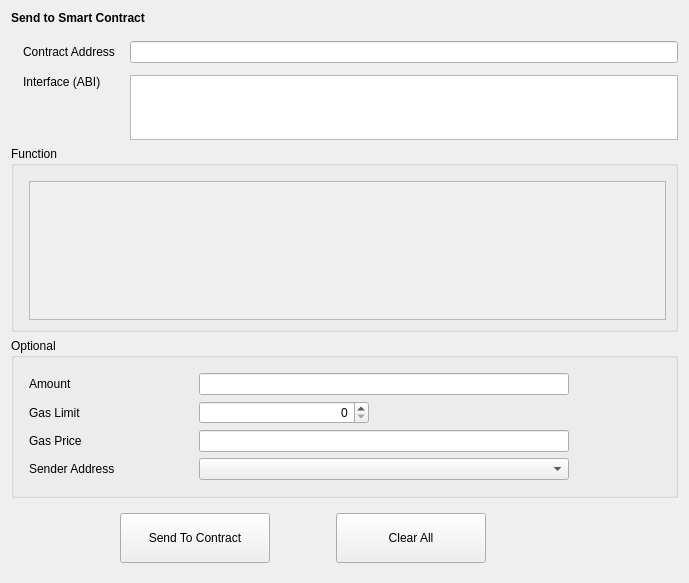
Before: the Qt Designer form src/qt/forms/sendtocontract.ui in shaileshnift/UIDD, drawn with Qt 5.
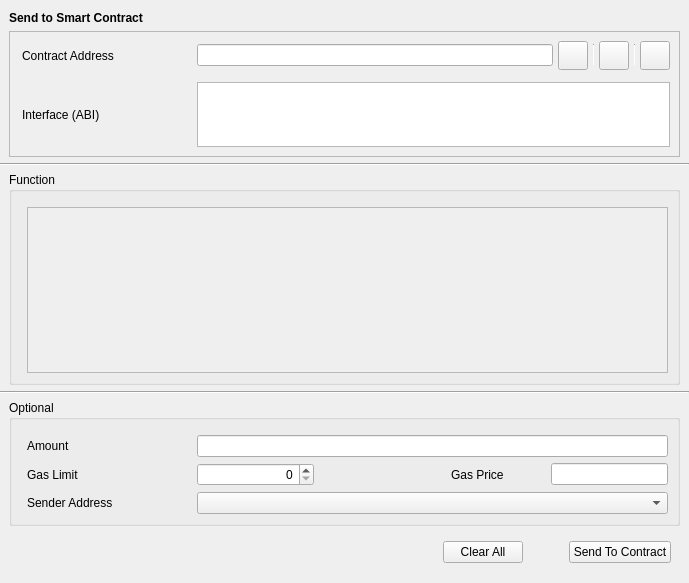
After: the same form once the commit is applied. Custom widgets are drawn as their Qt base class.

Diff of the .ui file:
```diff
--- a/src/qt/forms/sendtocontract.ui
+++ b/src/qt/forms/sendtocontract.ui
@@ -14,6 +14,12 @@
    <string>Form</string>
   </property>
   <layout class="QVBoxLayout" name="verticalLayout">
+   <property name="leftMargin">
+    <number>0</number>
+   </property>
+   <property name="rightMargin">
+    <number>0</number>
+   </property>
    <item>
     <widget class="QStackedWidget" name="stackedWidget">
      <property name="currentIndex">
@@ -34,6 +40,14 @@
         <number>0</number>
        </property>
        <item>
+        <layout class="QVBoxLayout" name="verticalLayout_5">
+         <property name="leftMargin">
+          <number>9</number>
+         </property>
+         <property name="rightMargin">
+          <number>9</number>
+         </property>
+         <item>
         <widget class="QLabel" name="labelTitle">
          <property name="font">
           <font>
@@ -47,42 +61,40 @@
         </widget>
        </item>
        <item>
-        <spacer name="verticalSpacer_4">
-         <property name="orientation">
-          <enum>Qt::Vertical</enum>
-         </property>
-         <property name="sizeType">
-          <enum>QSizePolicy::Fixed</enum>
-         </property>
-         <property name="sizeHint" stdset="0">
-          <size>
-           <width>20</width>
-           <height>10</height>
-          </size>
-         </property>
-        </spacer>
-       </item>
+          <widget class="QFrame" name="frameContract">
+           <property name="sizePolicy">
+            <sizepolicy hsizetype="Preferred" vsizetype="Fixed">
+             <horstretch>0</horstretch>
+             <verstretch>0</verstretch>
+            </sizepolicy>
+           </property>
+           <property name="frameShape">
+            <enum>QFrame::StyledPanel</enum>
+           </property>
+           <property name="frameShadow">
+            <enum>QFrame::Raised</enum>
+           </property>
+           <layout class="QVBoxLayout" name="verticalLayout_2">
+            <property name="leftMargin">
+             <number>0</number>
+            </property>
+            <property name="rightMargin">
+             <number>0</number>
+            </property>
        <item>
         <layout class="QGridLayout" name="gridLayout">
          <property name="leftMargin">
           <number>12</number>
          </property>
+              <property name="rightMargin">
+               <number>9</number>
+              </property>
          <property name="horizontalSpacing">
           <number>15</number>
          </property>
          <property name="verticalSpacing">
           <number>12</number>
          </property>
-         <item row="0" column="2">
-          <widget class="QValidatedLineEdit" name="lineEditContractAddress"/>
-         </item>
-         <item row="0" column="0">
-          <widget class="QLabel" name="labelContractAddress">
-           <property name="text">
-            <string>Contract Address</string>
-           </property>
-          </widget>
-         </item>
          <item row="1" column="2">
           <widget class="QValidatedTextEdit" name="textEditInterface">
            <property name="sizePolicy">
@@ -102,8 +114,100 @@
            </property>
           </widget>
          </item>
-         <item row="1" column="0" alignment="Qt::AlignTop">
+              <item row="0" column="2">
+               <layout class="QHBoxLayout" name="horizontalLayout_2">
+                <property name="spacing">
+                 <number>5</number>
+                </property>
+                <item>
+                 <widget class="QValidatedLineEdit" name="lineEditContractAddress"/>
+                </item>
+                <item>
+                 <widget class="QToolButton" name="loadInfoButton">
+                  <property name="toolTip">
+                   <string>Choose from contract book page</string>
+                  </property>
+                  <property name="text">
+                   <string/>
+                  </property>
+                  <property name="iconSize">
+                   <size>
+                    <width>22</width>
+                    <height>22</height>
+                   </size>
+                  </property>
+                 </widget>
+                </item>
+                <item>
+                 <widget class="Line" name="vLine">
+                  <property name="maximumSize">
+                   <size>
+                    <width>1</width>
+                    <height>22</height>
+                   </size>
+                  </property>
+                  <property name="orientation">
+                   <enum>Qt::Vertical</enum>
+                  </property>
+                 </widget>
+                </item>
+                <item>
+                 <widget class="QToolButton" name="pasteAddressButton">
+                  <property name="toolTip">
+                   <string>Paste contract address from clipboard</string>
+                  </property>
+                  <property name="text">
+                   <string/>
+                  </property>
+                  <property name="iconSize">
+                   <size>
+                    <width>22</width>
+                    <height>22</height>
+                   </size>
+                  </property>
+                 </widget>
+                </item>
+                <item>
+                 <widget class="Line" name="vLine2">
+                  <property name="maximumSize">
+                   <size>
+                    <width>1</width>
+                    <height>22</height>
+                   </size>
+                  </property>
+                  <property name="orientation">
+                   <enum>Qt::Vertical</enum>
+                  </property>
+                 </widget>
+                </item>
+                <item>
+                 <widget class="QToolButton" name="saveInfoButton">
+                  <property name="toolTip">
+                   <string>Save contract info</string>
+                  </property>
+                  <property name="text">
+                   <string/>
+                  </property>
+                  <property name="iconSize">
+                   <size>
+                    <width>22</width>
+                    <height>22</height>
+                   </size>
+                  </property>
+                 </widget>
+                </item>
+               </layout>
+              </item>
+              <item row="1" column="0">
+               <layout class="QVBoxLayout" name="verticalLayout_8">
+                <item>
           <widget class="QLabel" name="labelInterface">
+                  <property name="minimumSize">
+                   <size>
+                    <width>160</width>
+                    <height>0</height>
+                   </size>
+                  </property>
            <property name="text">
             <string>Interface (ABI)</string>
            </property>
@@ -111,6 +215,45 @@
          </item>
         </layout>
        </item>
+              <item row="0" column="0">
+               <layout class="QVBoxLayout" name="verticalLayout_9">
+                <item>
+                 <widget class="QLabel" name="labelContractAddress">
+                  <property name="minimumSize">
+                   <size>
+                    <width>160</width>
+                    <height>0</height>
+                   </size>
+                  </property>
+                  <property name="text">
+                   <string>Contract Address</string>
+                  </property>
+                 </widget>
+                </item>
+               </layout>
+              </item>
+             </layout>
+            </item>
+           </layout>
+          </widget>
+         </item>
+        </layout>
+       </item>
+       <item>
+        <widget class="Line" name="hContractLine">
+         <property name="orientation">
+          <enum>Qt::Horizontal</enum>
+         </property>
+        </widget>
+       </item>
+       <item>
+        <layout class="QVBoxLayout" name="verticalLayout_6">
+         <property name="leftMargin">
+          <number>9</number>
+         </property>
+         <property name="rightMargin">
+          <number>9</number>
+         </property>
        <item>
         <widget class="QGroupBox" name="groupBoxFunction">
          <property name="title">
@@ -136,8 +279,8 @@
               <rect>
                <x>0</x>
                <y>0</y>
-               <width>637</width>
-               <height>116</height>
+                 <width>639</width>
+                 <height>137</height>
               </rect>
              </property>
             </widget>
@@ -146,6 +289,23 @@
          </layout>
         </widget>
        </item>
+        </layout>
+       </item>
+       <item>
+        <widget class="Line" name="hContractLine2">
+         <property name="orientation">
+          <enum>Qt::Horizontal</enum>
+         </property>
+        </widget>
+       </item>
+       <item>
+        <layout class="QVBoxLayout" name="verticalLayout_7">
+         <property name="leftMargin">
+          <number>9</number>
+         </property>
+         <property name="rightMargin">
+          <number>9</number>
+         </property>
        <item>
         <widget class="QGroupBox" name="groupBoxOptional">
          <property name="title">
@@ -164,40 +324,8 @@
           <property name="verticalSpacing">
            <number>6</number>
           </property>
-          <item row="1" column="1">
-           <widget class="QSpinBox" name="lineEditGasLimit">
-            <property name="maximumSize">
-             <size>
-              <width>170</width>
-              <height>16777215</height>
-             </size>
-            </property>
-            <property name="alignment">
-             <set>Qt::AlignRight|Qt::AlignTrailing|Qt::AlignVCenter</set>
-            </property>
-           </widget>
-          </item>
-          <item row="2" column="1">
-           <widget class="BitcoinAmountField" name="lineEditGasPrice"/>
-          </item>
-          <item row="3" column="0">
-           <widget class="QLabel" name="labelSenderAddress">
-            <property name="sizePolicy">
-             <sizepolicy hsizetype="Fixed" vsizetype="Preferred">
-              <horstretch>0</horstretch>
-              <verstretch>0</verstretch>
-             </sizepolicy>
-            </property>
-            <property name="minimumSize">
-             <size>
-              <width>160</width>
-              <height>0</height>
-             </size>
-            </property>
-            <property name="text">
-             <string>Sender Address</string>
-            </property>
-           </widget>
+            <item row="0" column="1" colspan="4">
+             <widget class="BitcoinAmountField" name="lineEditAmount"/>
           </item>
           <item row="1" column="0">
            <widget class="QLabel" name="labelGasLimit">
@@ -218,23 +346,7 @@
             </property>
            </widget>
           </item>
-          <item row="3" column="1">
-           <widget class="AddressField" name="lineEditSenderAddress">
-            <property name="minimumSize">
-             <size>
-              <width>370</width>
-              <height>0</height>
-             </size>
-            </property>
-            <property name="maximumSize">
-             <size>
-              <width>370</width>
-              <height>16777215</height>
-             </size>
-            </property>
-           </widget>
-          </item>
-          <item row="2" column="0">
+            <item row="1" column="3">
            <widget class="QLabel" name="labelGasPrice">
             <property name="sizePolicy">
              <sizepolicy hsizetype="Fixed" vsizetype="Preferred">
@@ -244,7 +356,7 @@
             </property>
             <property name="minimumSize">
              <size>
-              <width>160</width>
+                <width>90</width>
               <height>0</height>
              </size>
             </property>
@@ -253,8 +365,15 @@
             </property>
            </widget>
           </item>
-          <item row="0" column="1">
-           <widget class="BitcoinAmountField" name="lineEditAmount"/>
+            <item row="3" column="1" colspan="4">
+             <widget class="AddressField" name="lineEditSenderAddress">
+              <property name="minimumSize">
+               <size>
+                <width>370</width>
+                <height>0</height>
+               </size>
+              </property>
+             </widget>
           </item>
           <item row="0" column="0">
            <widget class="QLabel" name="labelAmount">
@@ -275,14 +394,49 @@
             </property>
            </widget>
           </item>
-          <item row="0" column="2" rowspan="5">
-           <spacer name="horizontalSpacer_4">
+            <item row="1" column="4">
+             <widget class="BitcoinAmountField" name="lineEditGasPrice"/>
+            </item>
+            <item row="3" column="0">
+             <widget class="QLabel" name="labelSenderAddress">
+              <property name="sizePolicy">
+               <sizepolicy hsizetype="Fixed" vsizetype="Preferred">
+                <horstretch>0</horstretch>
+                <verstretch>0</verstretch>
+               </sizepolicy>
+              </property>
+              <property name="minimumSize">
+               <size>
+                <width>160</width>
+                <height>0</height>
+               </size>
+              </property>
+              <property name="text">
+               <string>Sender Address</string>
+              </property>
+             </widget>
+            </item>
+            <item row="1" column="1">
+             <widget class="QSpinBox" name="lineEditGasLimit">
+              <property name="sizePolicy">
+               <sizepolicy hsizetype="Expanding" vsizetype="Fixed">
+                <horstretch>0</horstretch>
+                <verstretch>0</verstretch>
+               </sizepolicy>
+              </property>
+              <property name="alignment">
+               <set>Qt::AlignRight|Qt::AlignTrailing|Qt::AlignVCenter</set>
+              </property>
+             </widget>
+            </item>
+            <item row="1" column="2">
+             <spacer name="horizontalSpacer_2">
             <property name="orientation">
              <enum>Qt::Horizontal</enum>
             </property>
             <property name="sizeHint" stdset="0">
              <size>
-              <width>0</width>
+                <width>60</width>
               <height>20</height>
              </size>
             </property>
@@ -290,6 +444,8 @@
           </item>
          </layout>
         </widget>
+         </item>
+        </layout>
        </item>
       </layout>
      </widget>
@@ -298,13 +454,13 @@
    <item>
     <layout class="QHBoxLayout" name="horizontalLayout">
      <property name="leftMargin">
-      <number>9</number>
+      <number>18</number>
      </property>
      <property name="topMargin">
       <number>9</number>
      </property>
      <property name="rightMargin">
-      <number>9</number>
+      <number>18</number>
      </property>
      <property name="bottomMargin">
       <number>9</number>
@@ -315,40 +471,11 @@
         <enum>Qt::Horizontal</enum>
        </property>
        <property name="sizeType">
-        <enum>QSizePolicy::Fixed</enum>
+        <enum>QSizePolicy::Expanding</enum>
        </property>
        <property name="sizeHint" stdset="0">
         <size>
-         <width>100</width>
-         <height>20</height>
-        </size>
-       </property>
-      </spacer>
-     </item>
-     <item>
-      <widget class="QPushButton" name="pushButtonSendToContract">
-       <property name="minimumSize">
-        <size>
-         <width>150</width>
-         <height>50</height>
-        </size>
-       </property>
-       <property name="text">
-        <string>Send To Contract</string>
-       </property>
-      </widget>
-     </item>
-     <item>
-      <spacer name="horizontalSpacer_3">
-       <property name="orientation">
-        <enum>Qt::Horizontal</enum>
-       </property>
-       <property name="sizeType">
-        <enum>QSizePolicy::Fixed</enum>
-       </property>
-       <property name="sizeHint" stdset="0">
-        <size>
-         <width>60</width>
+         <width>40</width>
          <height>20</height>
         </size>
        </property>
@@ -356,22 +483,19 @@
      </item>
      <item>
       <widget class="QPushButton" name="pushButtonClearAll">
-       <property name="minimumSize">
-        <size>
-         <width>150</width>
-         <height>50</height>
-        </size>
-       </property>
        <property name="text">
         <string>Clear All</string>
        </property>
       </widget>
      </item>
      <item>
-      <spacer name="horizontalSpacer_2">
+      <spacer name="horizontalSpacer_3">
        <property name="orientation">
         <enum>Qt::Horizontal</enum>
        </property>
+       <property name="sizeType">
+        <enum>QSizePolicy::Fixed</enum>
+       </property>
        <property name="sizeHint" stdset="0">
         <size>
          <width>40</width>
@@ -380,26 +504,33 @@
        </property>
       </spacer>
      </item>
+     <item>
+      <widget class="QPushButton" name="pushButtonSendToContract">
+       <property name="text">
+        <string>Send To Contract</string>
+       </property>
+      </widget>
+     </item>
     </layout>
    </item>
   </layout>
  </widget>
  <customwidgets>
-  <customwidget>
-   <class>BitcoinAmountField</class>
-   <extends>QLineEdit</extends>
-   <header>bitcoinamountfield.h</header>
-   <container>1</container>
-  </customwidget>
-  <customwidget>
-   <class>AddressField</class>
-   <extends>QComboBox</extends>
-   <header>addressfield.h</header>
-  </customwidget>
   <customwidget>
    <class>QValidatedTextEdit</class>
    <extends>QTextEdit</extends>
-   <header>qvalidatedtextedit.h</header>
+   <header>qt/qvalidatedtextedit.h</header>
+  </customwidget>
+  <customwidget>
+   <class>AddressField</class>
+   <extends>QComboBox</extends>
+   <header>qt/addressfield.h</header>
+  </customwidget>
+  <customwidget>
+   <class>BitcoinAmountField</class>
+   <extends>QLineEdit</extends>
+   <header>qt/bitcoinamountfield.h</header>
+   <container>1</container>
   </customwidget>
   <customwidget>
    <class>QValidatedLineEdit</class>
```
Left out of the diff: 2 changed lines with no effect on the pictures. Lines whose indentation alone changed are shown as unchanged.
